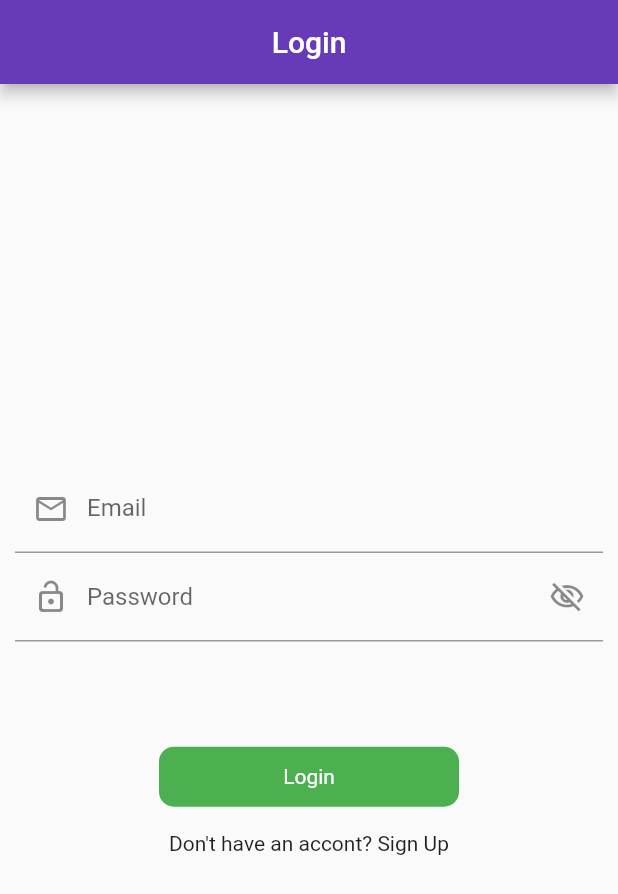
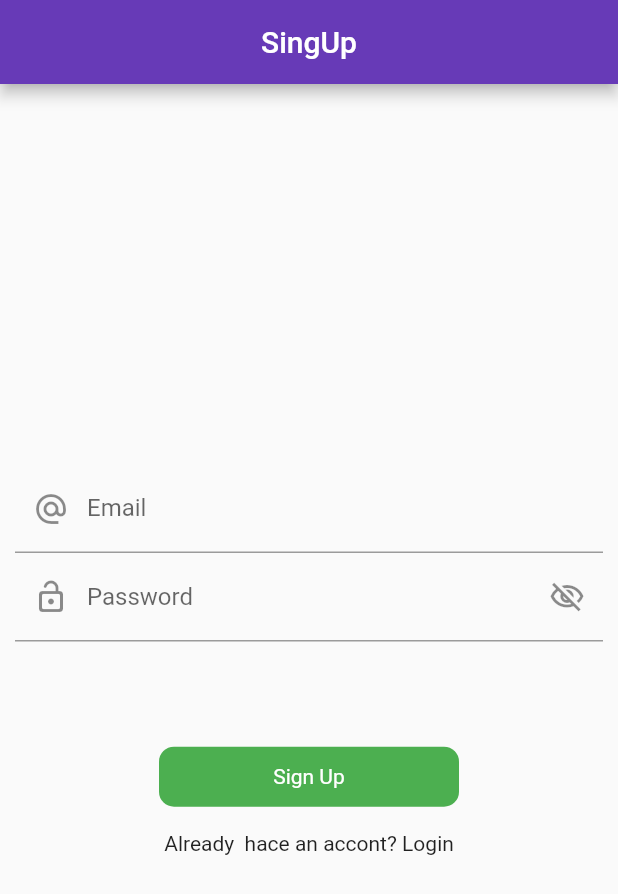
Before and after one commit to hamidhosen42/Flutter-MVVM-Architecture-with-Rest-APIs-using-Provider, a Flutter app: the screen it shows after launch, on a phone screen of 412 x 824 dp. Shown: the top 894 px of the screen. Run offline on Flutter 3.47's test engine with Material 2 defaults, Android fonts, the phone set to English and light mode, and no system bars; our stand-ins replace another_flushbar, fluttertoast.

Commit message:
Sign Up View & View Model

```diff
--- a/lib/main.dart
+++ b/lib/main.dart
@@ -27,7 +27,7 @@ class _MyAppState extends State<MyApp> {
       child: MaterialApp(
         theme: ThemeData(primarySwatch: Colors.deepPurple),
         debugShowCheckedModeBanner: false,
-        initialRoute: RoutesName.login,
+        initialRoute: RoutesName.signUp,
         onGenerateRoute: Routes.generateRoute,
       ),
     );
--- a/lib/utils/routes/routes.dart
+++ b/lib/utils/routes/routes.dart
@@ -4,6 +4,7 @@ import 'package:flutter/material.dart';
 import 'package:flutter_mvvm_architecture/view/login_view.dart';
 
 import '../../view/home_screen.dart';
+import '../../view/signp_view.dart';
 import 'routes_name.dart';
 
 class Routes {
@@ -19,7 +20,7 @@ class Routes {
         return MaterialPageRoute(
             builder: (BuildContext context) => LoginScreen());
       case RoutesName.signUp:
-      // return MaterialPageRoute(builder: (BuildContext context) => const SignUpView());
+      return MaterialPageRoute(builder: (BuildContext context) => const SignUpView());
 
       default:
         return MaterialPageRoute(builder: (_) {
--- a/lib/view/signp_view.dart
+++ b/lib/view/signp_view.dart
@@ -0,0 +1,131 @@
+// ignore_for_file: library_private_types_in_public_api, prefer_final_fields, prefer_const_constructors, avoid_print
+
+import 'package:flutter/material.dart';
+import 'package:provider/provider.dart';
+
+import '../res/components/round_button.dart';
+import '../utils/routes/routes_name.dart';
+import '../utils/utils.dart';
+import '../view_model/auth_view_model.dart';
+
+class SignUpView extends StatefulWidget {
+  const SignUpView({Key? key}) : super(key: key);
+
+  @override
+  _SignUpViewState createState() => _SignUpViewState();
+}
+
+class _SignUpViewState extends State<SignUpView> {
+  ValueNotifier<bool> _obsecurePassword = ValueNotifier<bool>(true);
+
+  TextEditingController _emailController = TextEditingController();
+  TextEditingController _passwordController = TextEditingController();
+
+  FocusNode emailFocusNode = FocusNode();
+  FocusNode passwordFocusNode = FocusNode();
+
+  @override
+  void dispose() {
+    super.dispose();
+
+    _emailController.dispose();
+    _passwordController.dispose();
+
+    emailFocusNode.dispose();
+    passwordFocusNode.dispose();
+
+    _obsecurePassword.dispose();
+  }
+
+  @override
+  Widget build(BuildContext context) {
+    final authViewMode = Provider.of<AuthViewModel>(context);
+
+    final height = MediaQuery.of(context).size.height * 1;
+    return Scaffold(
+      appBar: AppBar(
+        title: Text('SingUp'),
+        centerTitle: true,
+      ),
+      body: SafeArea(
+        child: Padding(
+          padding: const EdgeInsets.symmetric(horizontal: 10),
+          child: Column(
+            mainAxisAlignment: MainAxisAlignment.center,
+            crossAxisAlignment: CrossAxisAlignment.center,
+            children: [
+              TextFormField(
+                controller: _emailController,
+                keyboardType: TextInputType.emailAddress,
+                focusNode: emailFocusNode,
+                decoration: const InputDecoration(
+                    hintText: 'Email',
+                    labelText: 'Email',
+                    prefixIcon: Icon(Icons.alternate_email)),
+                onFieldSubmitted: (valu) {
+                  Utils.fieldFocusChange(
+                      context, emailFocusNode, passwordFocusNode);
+                },
+              ),
+              ValueListenableBuilder(
+                  valueListenable: _obsecurePassword,
+                  builder: (context, value, child) {
+                    return TextFormField(
+                      controller: _passwordController,
+                      obscureText: _obsecurePassword.value,
+                      focusNode: passwordFocusNode,
+                      obscuringCharacter: "*",
+                      decoration: InputDecoration(
+                        hintText: 'Password',
+                        labelText: 'Password',
+                        prefixIcon: Icon(Icons.lock_open_rounded),
+                        suffixIcon: InkWell(
+                            onTap: () {
+                              _obsecurePassword.value = !_obsecurePassword.value;
+                            },
+                            child: Icon(_obsecurePassword.value
+                                ? Icons.visibility_off_outlined
+                                : Icons.visibility)),
+                      ),
+                    );
+                  }),
+              SizedBox(
+                height: height * .085,
+              ),
+              RoundButton(
+                title: 'Sign Up',
+                loading: authViewMode.signUpLoading,
+                onPress: () {
+                  if (_emailController.text.isEmpty) {
+                    Utils.flushBarErrorMessage('Please enter email', context);
+                  } else if (_passwordController.text.isEmpty) {
+                    Utils.flushBarErrorMessage('Please enter password', context);
+                  } else if (_passwordController.text.length < 6) {
+                    Utils.flushBarErrorMessage(
+                        'Please enter 6 digit password', context);
+                  } else {
+                    Map data = {
+                      'email': _emailController.text.toString(),
+                      'password': _passwordController.text.toString(),
+                    };
+
+                    authViewMode.signUpApi(data, context);
+                    print('api hit');
+                  }
+                },
+              ),
+              SizedBox(
+                height: height * .02,
+              ),
+              InkWell(
+                  onTap: () {
+                    Navigator.pushNamed(context, RoutesName.login);
+                  },
+                  child: Text("Already  hace an accont? Login"))
+            ],
+          ),
+        ),
+      ),
+    );
+  }
+}
```
Also changed, not shown: lib/view/login_view.dart (line endings or trailing spaces).
